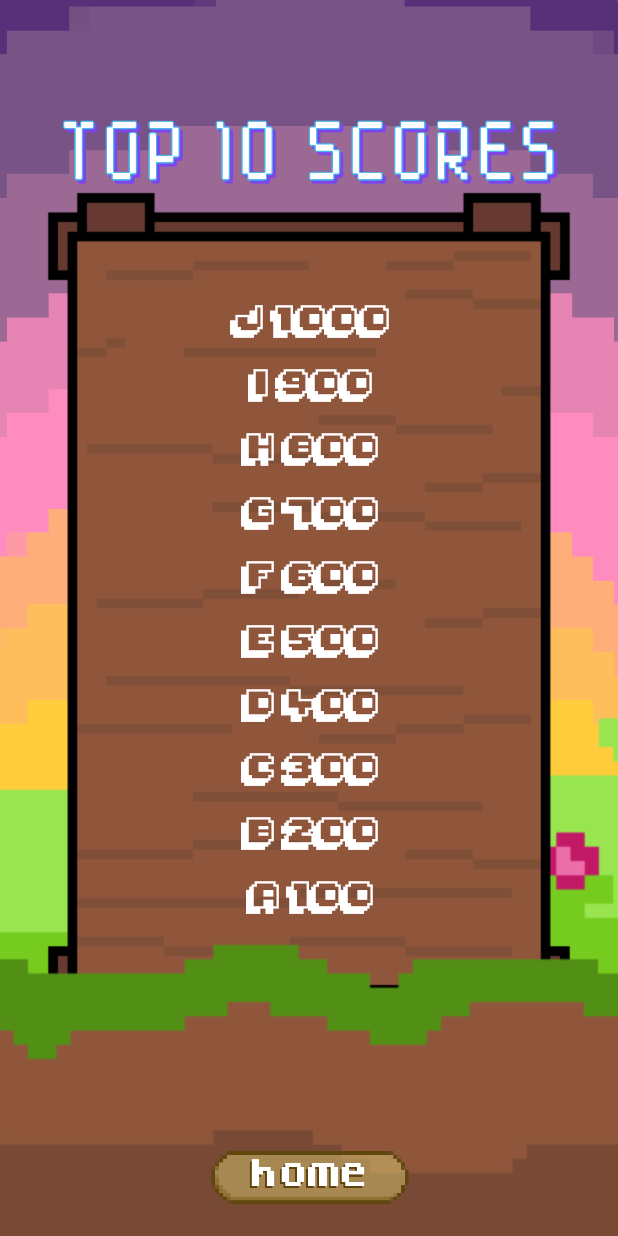
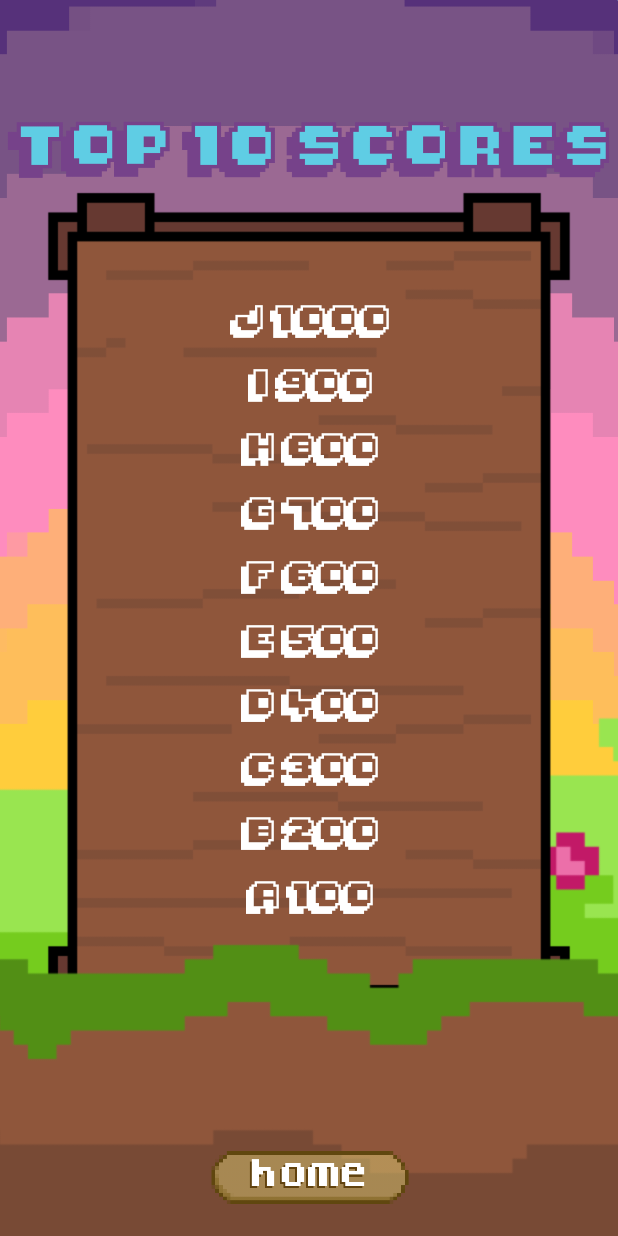
Before and after one commit to itggot-Harry-Norrman/Whack-a-mole-interaction, an Android app: the screen it shows after launch (scoreboardActivity), after a tap on an icon or button, on a phone screen of 412 x 824 dp. Run offline under Robolectric (Android 15) with nearby library versions, the phone set to English and light mode, and no system bars; 1 other tap on this screen came first.

Commit message:
top 10 added

```diff
--- a/app/src/main/res/layout/activity_scoreboard.xml
+++ b/app/src/main/res/layout/activity_scoreboard.xml
@@ -54,15 +54,15 @@
 
     <ImageView
         android:id="@+id/imageView10"
-        android:layout_width="360dp"
-        android:layout_height="212dp"
+        android:layout_width="403dp"
+        android:layout_height="210dp"
         app:layout_constraintBottom_toTopOf="@+id/scoreBoard"
         app:layout_constraintEnd_toEndOf="parent"
         app:layout_constraintHorizontal_bias="0.49"
         app:layout_constraintStart_toStartOf="parent"
         app:layout_constraintTop_toTopOf="parent"
         app:layout_constraintVertical_bias="0.689"
-        app:srcCompat="@drawable/placehold" />
+        app:srcCompat="@drawable/topten" />
 
     <ImageButton
         android:id="@+id/homebutton"
```
Also changed, not shown: app/src/main/res/drawable/topten.png (added).
